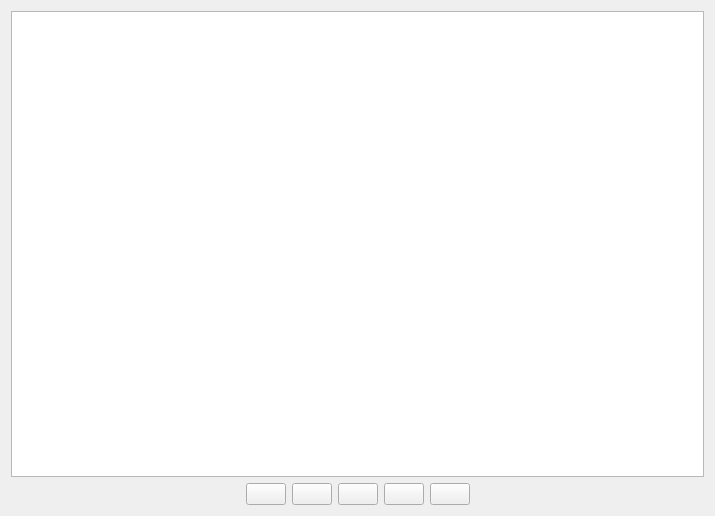
felixdittrich92/mission-uncuttable, file code/src/main/python/view/mainview/form.ui: the form before one commit.
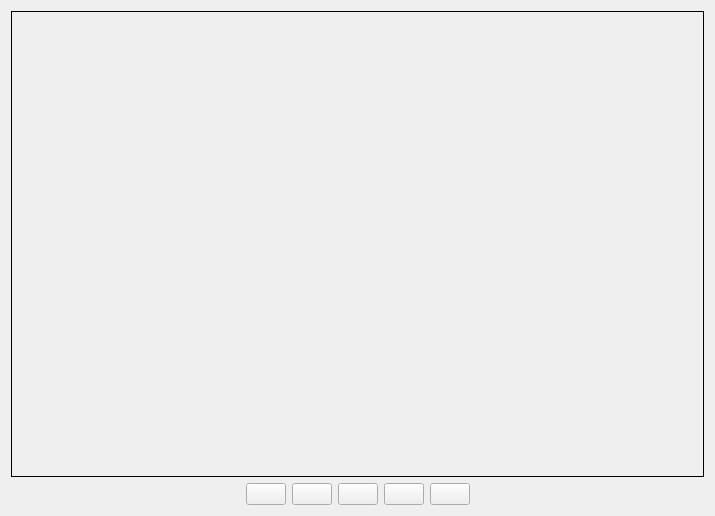
The form after the commit.

Diff of the .ui file:
```diff
--- a/code/src/main/python/view/mainview/form.ui
+++ b/code/src/main/python/view/mainview/form.ui
@@ -76,7 +76,14 @@
     </widget>
    </item>
    <item row="0" column="0" colspan="7">
-    <widget class="QGraphicsView" name="graphicsView"/>
+    <widget class="QLabel" name="label">
+     <property name="frameShape">
+      <enum>QFrame::Box</enum>
+     </property>
+     <property name="text">
+      <string/>
+     </property>
+    </widget>
    </item>
   </layout>
  </widget>
```
